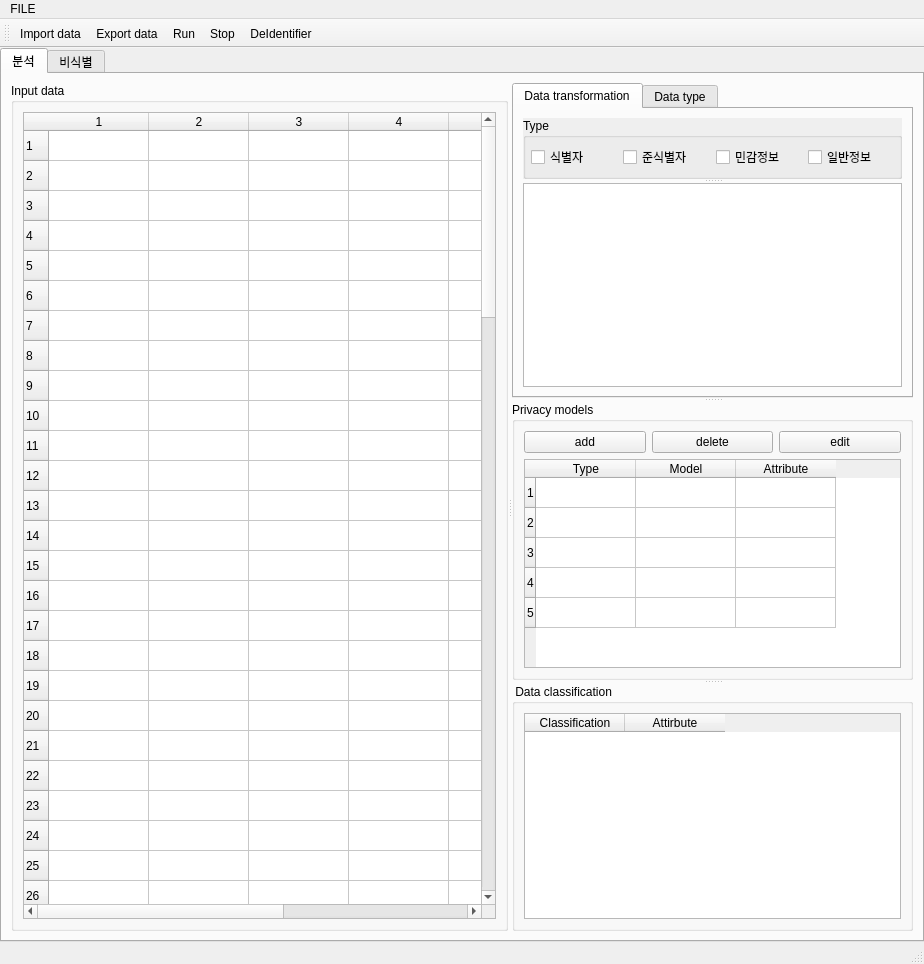
Before: the Qt Designer form UI/NonIdentifierUI.ui in zel0rd/Non-Identifying, drawn with Qt 5.
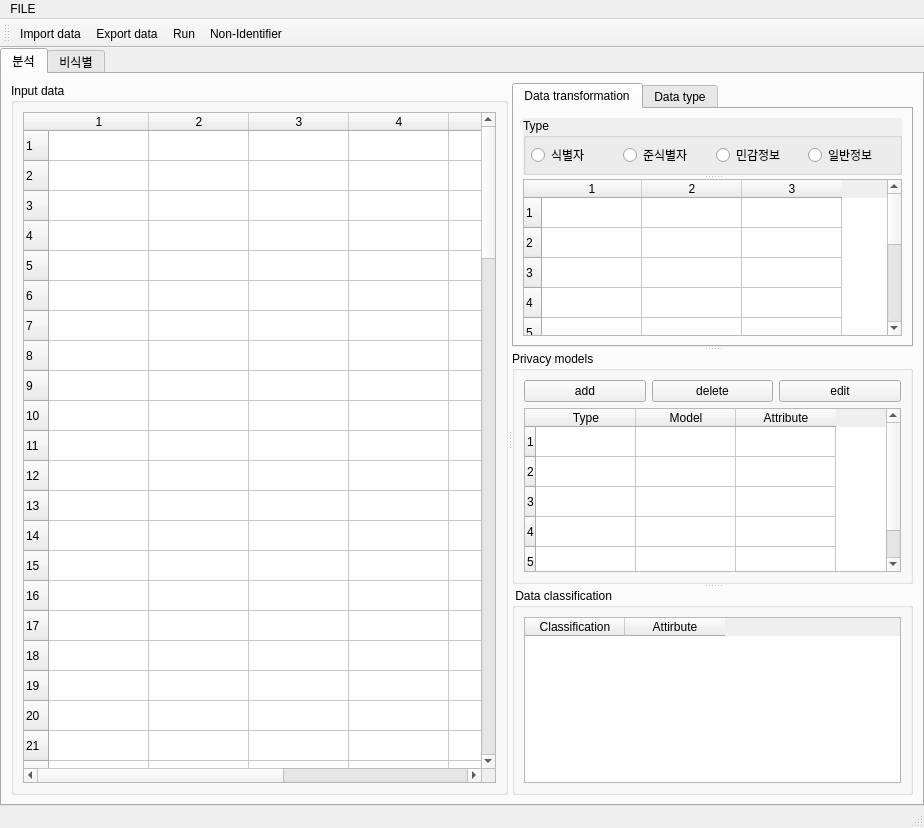
After: the same form once the commit is applied. The open tabs and pages were chosen to show the change. Icons and pictures are not drawn. Custom widgets are drawn as their Qt base class.

Commit message: edit import and modify class

```diff
--- a/UI/NonIdentifierUI.ui
+++ b/UI/NonIdentifierUI.ui
@@ -10,7 +10,7 @@
     <x>0</x>
     <y>0</y>
     <width>924</width>
-    <height>964</height>
+    <height>828</height>
    </rect>
   </property>
   <property name="sizePolicy">
@@ -24,8 +24,8 @@
   </property>
   <property name="windowIcon">
    <iconset>
-    <normaloff>../../../../../../../Documents/brotherinvest/이미지/kshield.jpg</normaloff>
-    <normalon>../../../../../../../Documents/brotherinvest/이미지/kshield.jpg</normalon>../../../../../../../Documents/brotherinvest/이미지/kshield.jpg</iconset>
+    <normaloff>../../../../../Documents/brotherinvest/이미지/kshield.jpg</normaloff>
+    <normalon>../../../../../Documents/brotherinvest/이미지/kshield.jpg</normalon>../../../../../Documents/brotherinvest/이미지/kshield.jpg</iconset>
   </property>
   <widget class="QWidget" name="centralwidget">
    <property name="sizePolicy">
@@ -56,7 +56,7 @@
        </sizepolicy>
       </property>
       <property name="currentIndex">
-       <number>1</number>
+       <number>0</number>
       </property>
       <widget class="QWidget" name="AnalysisTab">
        <property name="sizePolicy">
@@ -293,58 +293,34 @@
                   <property name="bottomMargin">
                    <number>5</number>
                   </property>
-                  <item row="0" column="0">
-                   <widget class="QCheckBox" name="ID">
-                    <property name="sizePolicy">
-                     <sizepolicy hsizetype="Minimum" vsizetype="Fixed">
-                      <horstretch>0</horstretch>
-                      <verstretch>0</verstretch>
-                     </sizepolicy>
-                    </property>
-                    <property name="text">
-                     <string>식별자</string>
-                    </property>
-                   </widget>
-                  </item>
-                  <item row="0" column="1">
-                   <widget class="QCheckBox" name="QD">
-                    <property name="sizePolicy">
-                     <sizepolicy hsizetype="Minimum" vsizetype="Fixed">
-                      <horstretch>0</horstretch>
-                      <verstretch>0</verstretch>
-                     </sizepolicy>
-                    </property>
-                    <property name="text">
-                     <string>준식별자</string>
-                    </property>
-                   </widget>
-                  </item>
-                  <item row="0" column="2">
-                   <widget class="QCheckBox" name="SA">
-                    <property name="sizePolicy">
-                     <sizepolicy hsizetype="Minimum" vsizetype="Fixed">
-                      <horstretch>0</horstretch>
-                      <verstretch>0</verstretch>
-                     </sizepolicy>
-                    </property>
-                    <property name="text">
-                     <string>민감정보</string>
-                    </property>
-                   </widget>
-                  </item>
                   <item row="0" column="3">
-                   <widget class="QCheckBox" name="GI">
-                    <property name="sizePolicy">
-                     <sizepolicy hsizetype="Minimum" vsizetype="Fixed">
-                      <horstretch>0</horstretch>
-                      <verstretch>0</verstretch>
-                     </sizepolicy>
-                    </property>
+                   <widget class="QRadioButton" name="GI">
                     <property name="text">
                      <string>일반정보</string>
                     </property>
                    </widget>
                   </item>
+                  <item row="0" column="2">
+                   <widget class="QRadioButton" name="SA">
+                    <property name="text">
+                     <string>민감정보</string>
+                    </property>
+                   </widget>
+                  </item>
+                  <item row="0" column="1">
+                   <widget class="QRadioButton" name="QD">
+                    <property name="text">
+                     <string>준식별자</string>
+                    </property>
+                   </widget>
+                  </item>
+                  <item row="0" column="0">
+                   <widget class="QRadioButton" name="ID">
+                    <property name="text">
+                     <string>식별자</string>
+                    </property>
+                   </widget>
+                  </item>
                  </layout>
                 </widget>
                 <widget class="QTableWidget" name="DTtable">
@@ -355,8 +331,24 @@
                   </sizepolicy>
                  </property>
                  <property name="rowCount">
-                  <number>0</number>
+                  <number>10</number>
                  </property>
+                 <property name="columnCount">
+                  <number>3</number>
+                 </property>
+                 <row/>
+                 <row/>
+                 <row/>
+                 <row/>
+                 <row/>
+                 <row/>
+                 <row/>
+                 <row/>
+                 <row/>
+                 <row/>
+                 <column/>
+                 <column/>
+                 <column/>
                 </widget>
                </widget>
               </item>
@@ -374,21 +366,24 @@
              </attribute>
              <layout class="QGridLayout" name="gridLayout_4">
               <item row="0" column="0">
-               <widget class="QTableWidget" name="DYPEtable">
+               <widget class="QTableWidget" name="typeTable">
                 <property name="sizePolicy">
                  <sizepolicy hsizetype="Preferred" vsizetype="Preferred">
                   <horstretch>0</horstretch>
                   <verstretch>0</verstretch>
                  </sizepolicy>
                 </property>
+                <property name="rowCount">
+                 <number>5</number>
+                </property>
+                <row/>
+                <row/>
+                <row/>
+                <row/>
+                <row/>
                 <column>
                  <property name="text">
-                  <string>분류</string>
-                 </property>
-                </column>
-                <column>
-                 <property name="text">
-                  <string>Attribute</string>
+                  <string>Column Name</string>
                  </property>
                 </column>
                 <column>
@@ -398,7 +393,7 @@
                 </column>
                 <column>
                  <property name="text">
-                  <string>Format</string>
+                  <string>ID</string>
                  </property>
                 </column>
                </widget>
@@ -877,8 +872,7 @@
    <addaction name="actionimport_data"/>
    <addaction name="actionsave_data"/>
    <addaction name="actionRun"/>
-   <addaction name="actionStop"/>
-   <addaction name="actionDeIdentifier"/>
+   <addaction name="actionNonIdentifier"/>
   </widget>
   <widget class="QMenuBar" name="menuBar">
    <property name="geometry">
@@ -886,7 +880,7 @@
      <x>0</x>
      <y>0</y>
      <width>924</width>
-     <height>38</height>
+     <height>26</height>
     </rect>
    </property>
    <widget class="QMenu" name="menuFILE">
@@ -924,9 +918,9 @@
     <string>Stop</string>
    </property>
   </action>
-  <action name="actionDeIdentifier">
+  <action name="actionNonIdentifier">
    <property name="text">
-    <string>DeIdentifier</string>
+    <string>Non-Identifier</string>
    </property>
   </action>
   <action name="actionnew_project">
```
The commit also changes 1 other file.
